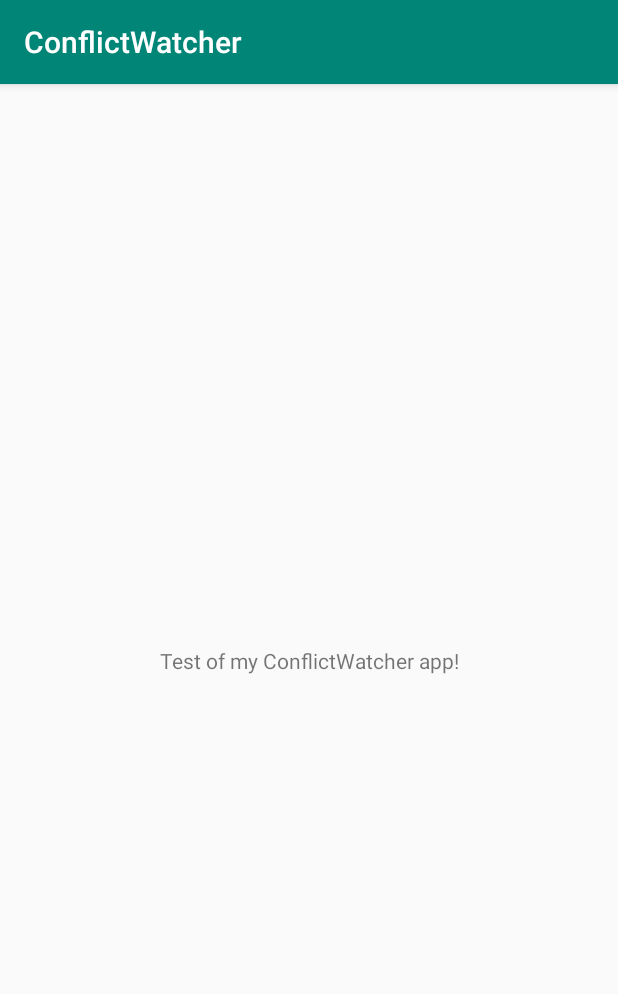
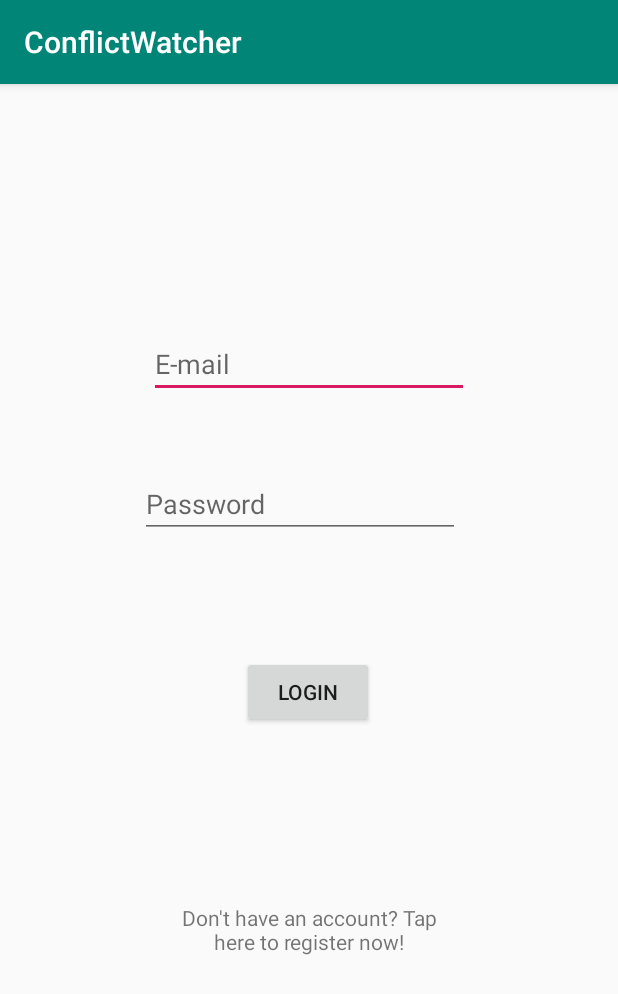
Before and after one commit to Rolyyy/Conflict_Watcher, an Android app: the screen it shows after launch (LoginActivity), on a phone screen of 412 x 824 dp. Shown: the top 994 px of the screen. Run offline under Robolectric (Android 15) with nearby library versions, the phone set to English and light mode, and no system bars.

Commit message:
Added mock Login functionality, which checks user inputs for logging in.

```diff
--- a/app/src/main/java/com/conflictwatcher/LoginActivity.java
+++ b/app/src/main/java/com/conflictwatcher/LoginActivity.java
@@ -2,13 +2,50 @@ package com.conflictwatcher;
 
 import androidx.appcompat.app.AppCompatActivity;
 
+import android.content.Intent;
 import android.os.Bundle;
+import android.view.View;
+import android.widget.Button;
+import android.widget.EditText;
+import android.widget.TextView;
+import android.widget.Toast;
 
 public class LoginActivity extends AppCompatActivity {
+
+    private EditText Email;
+    private EditText Password;
+    private Button LoginBtn;
+    private TextView LoginText;
 
     @Override
     protected void onCreate(Bundle savedInstanceState) {
         super.onCreate(savedInstanceState);
-        setContentView(R.layout.activity_main);
+        setContentView(R.layout.activity_login);
+
+        Email = findViewById(R.id.loginEmail);
+        Password = findViewById(R.id.loginPassword);
+        LoginBtn = findViewById(R.id.loginButton);
+        LoginText = findViewById(R.id.loginText);
+
+        //Called when Login button pressed. Sends user input for validation
+        LoginBtn.setOnClickListener(new View.OnClickListener() {
+            @Override
+            public void onClick(View view) {
+                login(Email.getText().toString(), Password.getText().toString());
+            }
+        });
+
+    }
+
+    //Checks user e-mail and password
+    private void login(String email, String password){
+        if(email.equals("test")  && password.equals("123")){
+            Toast.makeText(this, "Logging in!", Toast.LENGTH_LONG).show();
+            startActivity(new Intent(LoginActivity.this, MapActivity.class));
+        }
+        else{
+            Toast.makeText(this, "Incorrect E-mail and/or Password!", Toast.LENGTH_LONG).show();
+        }
+
     }
 }
--- /dev/null
+++ b/app/src/main/res/layout/activity_login.xml
@@ -0,0 +1,65 @@
+<?xml version="1.0" encoding="utf-8"?>
+<androidx.constraintlayout.widget.ConstraintLayout xmlns:android="http://schemas.android.com/apk/res/android"
+    xmlns:app="http://schemas.android.com/apk/res-auto"
+    xmlns:tools="http://schemas.android.com/tools"
+    android:layout_width="match_parent"
+    android:layout_height="match_parent"
+    tools:context=".LoginActivity">
+
+    <EditText
+        android:id="@+id/loginEmail"
+        android:layout_width="wrap_content"
+        android:layout_height="wrap_content"
+        android:ems="10"
+        android:hint="E-mail"
+        android:inputType="textPersonName"
+        app:layout_constraintBottom_toBottomOf="parent"
+        app:layout_constraintEnd_toEndOf="parent"
+        app:layout_constraintStart_toStartOf="parent"
+        app:layout_constraintTop_toTopOf="parent"
+        app:layout_constraintVertical_bias="0.227" />
+
+    <EditText
+        android:id="@+id/loginPassword"
+        android:layout_width="wrap_content"
+        android:layout_height="wrap_content"
+        android:ems="10"
+        android:hint="Password"
+        android:inputType="textPassword"
+        app:layout_constraintBottom_toBottomOf="parent"
+        app:layout_constraintEnd_toEndOf="parent"
+        app:layout_constraintHorizontal_bias="0.469"
+        app:layout_constraintStart_toStartOf="parent"
+        app:layout_constraintTop_toBottomOf="@+id/loginEmail"
+        app:layout_constraintVertical_bias="0.094" />
+
+    <Button
+        android:id="@+id/loginButton"
+        android:layout_width="wrap_content"
+        android:layout_height="wrap_content"
+        android:text="LOGIN"
+        app:layout_constraintBottom_toBottomOf="parent"
+        app:layout_constraintEnd_toEndOf="parent"
+        app:layout_constraintHorizontal_bias="0.498"
+        app:layout_constraintStart_toStartOf="parent"
+        app:layout_constraintTop_toBottomOf="@+id/loginPassword"
+        app:layout_constraintVertical_bias="0.188" />
+
+    <TextView
+        android:id="@+id/loginText"
+        android:layout_width="200dp"
+        android:layout_height="wrap_content"
+        android:text="Don't have an account? Tap here to register now!"
+        app:layout_constraintBottom_toBottomOf="parent"
+        app:layout_constraintEnd_toEndOf="parent"
+        app:layout_constraintStart_toStartOf="parent"
+        app:layout_constraintTop_toBottomOf="@+id/loginButton"
+        app:layout_constraintVertical_bias="0.377"
+        android:textAlignment="center"
+        android:paddingTop="10dp"
+        android:paddingBottom="10dp"
+        android:paddingStart="10dp"
+        android:paddingEnd="10dp"
+        />
+
+</androidx.constraintlayout.widget.ConstraintLayout>
--- a/app/src/main/res/layout/activity_main.xml
+++ /dev/null
@@ -1,18 +0,0 @@
-<?xml version="1.0" encoding="utf-8"?>
-<androidx.constraintlayout.widget.ConstraintLayout xmlns:android="http://schemas.android.com/apk/res/android"
-    xmlns:app="http://schemas.android.com/apk/res-auto"
-    xmlns:tools="http://schemas.android.com/tools"
-    android:layout_width="match_parent"
-    android:layout_height="match_parent"
-    tools:context=".LoginActivity">
-
-    <TextView
-        android:layout_width="wrap_content"
-        android:layout_height="wrap_content"
-        android:text="Test of my ConflictWatcher app!"
-        app:layout_constraintBottom_toBottomOf="parent"
-        app:layout_constraintLeft_toLeftOf="parent"
-        app:layout_constraintRight_toRightOf="parent"
-        app:layout_constraintTop_toTopOf="parent" />
-
-</androidx.constraintlayout.widget.ConstraintLayout>
```
